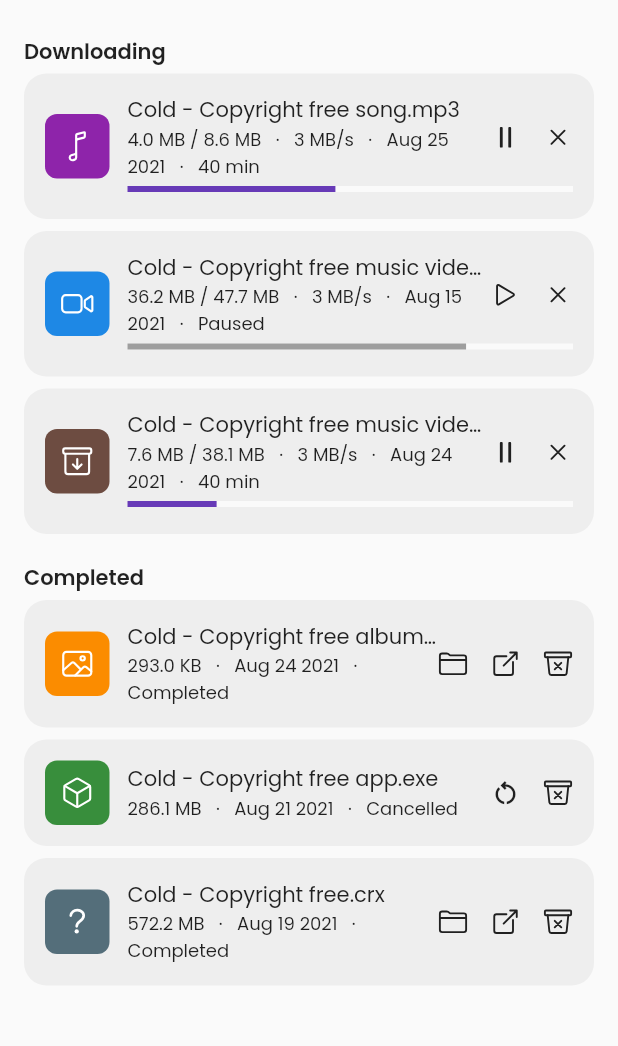
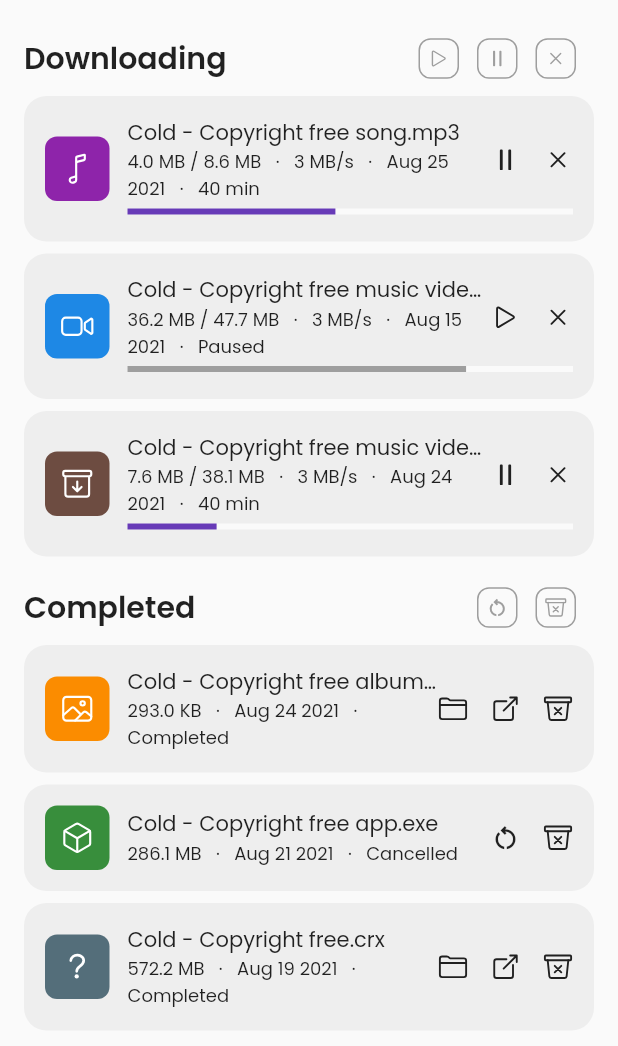
Before and after one commit to prateekmedia/fludm, a Flutter app: the screen it shows after launch, on a phone screen of 412 x 824 dp. Shown: the top 1046 px of the screen. Run offline on Flutter 3.47's test engine with Material 2 defaults, Android fonts, the phone set to English and light mode, and no system bars; our stand-ins replace ionicons.

Commit message:
Improve UI, add header button, add endItem in sidebar

```diff
--- a/lib/main.dart
+++ b/lib/main.dart
@@ -112,6 +112,10 @@ class _MyHomePageState extends State<MyHomePage> {
                 currentIndex = index;
                 setState(() {});
               },
+              endItem: SidebarItem(
+                icon: const Icon(Ionicons.settings_outline),
+                label: 'Settings',
+              ),
               start: Container(
                 margin: const EdgeInsets.symmetric(vertical: 24),
                 child: Text(
@@ -141,12 +145,34 @@ class _MyHomePageState extends State<MyHomePage> {
             child: ListView(
               padding: const EdgeInsets.symmetric(horizontal: 16, vertical: 24),
               children: [
-                if (currentIndex != 2) ...[
+                if (currentIndex <= 1) ...[
+                  Row(
+                    mainAxisAlignment: MainAxisAlignment.spaceBetween,
+                    children: [
                       Text(
                         "Downloading",
-                    style: context.textTheme.bodyText1!
+                        style: context.textTheme.headline6!
                             .copyWith(fontWeight: FontWeight.w600),
                       ),
+                      Row(
+                        children: const [
+                          HeaderButton(
+                            icon: Ionicons.play_outline,
+                            tooltip: 'Resume selected',
+                          ),
+                          HeaderButton(
+                            icon: Ionicons.pause_outline,
+                            tooltip: 'Pause selected',
+                          ),
+                          HeaderButton(
+                            icon: Ionicons.close_outline,
+                            tooltip: 'Cancel selected',
+                          ),
+                        ],
+                      ),
+                    ],
+                  ),
+                  const SizedBox(height: 6),
                   ...downloadItems
                       .where((element) => element.isDownloadingOrPaused)
                       .map(
@@ -154,16 +180,54 @@ class _MyHomePageState extends State<MyHomePage> {
                       ),
                   const SizedBox(height: 15),
                 ],
-                if (currentIndex != 1) ...[
+                if (currentIndex <= 2 && currentIndex != 1) ...[
+                  Row(
+                    mainAxisAlignment: MainAxisAlignment.spaceBetween,
+                    children: [
                       Text(
                         "Completed",
-                    style: context.textTheme.bodyText1!
+                        style: context.textTheme.headline6!
                             .copyWith(fontWeight: FontWeight.w600),
                       ),
+                      Row(
+                        children: const [
+                          HeaderButton(
+                            icon: Icons.restart_alt_outlined,
+                            tooltip: 'Restart selected',
+                          ),
+                          HeaderButton(
+                            icon: Ionicons.trash_bin_outline,
+                            tooltip: 'Delete selected',
+                          ),
+                        ],
+                      ),
+                    ],
+                  ),
+                  const SizedBox(height: 6),
                   ...downloadItems
                       .where((element) => element.isCancelledOrCompleted)
                       .map(
                         (item) => DownloadItemWidget(item: item),
+                      ),
+                ],
+                if (currentIndex == 3) ...[
+                  Row(
+                    mainAxisAlignment: MainAxisAlignment.spaceBetween,
+                    children: [
+                      Text(
+                        "Settings",
+                        style: context.textTheme.headline6!
+                            .copyWith(fontWeight: FontWeight.w600),
+                      ),
+                      Row(
+                        children: const [
+                          HeaderButton(
+                            icon: Icons.restart_alt_outlined,
+                            tooltip: 'Restore defaults',
+                          ),
+                        ],
+                      ),
+                    ],
                   ),
                 ],
               ],
@@ -174,3 +238,37 @@ class _MyHomePageState extends State<MyHomePage> {
     );
   }
 }
+
+class HeaderButton extends StatelessWidget {
+  final IconData icon;
+  final VoidCallback? onTap;
+  final String? tooltip;
+
+  const HeaderButton({
+    Key? key,
+    required this.icon,
+    this.onTap,
+    this.tooltip,
+  }) : super(key: key);
+
+  @override
+  Widget build(BuildContext context) {
+    Color color =
+        onTap != null ? context.textTheme.bodyText1!.color! : Colors.grey;
+    var child = Container(
+      padding: const EdgeInsets.all(5),
+      margin: const EdgeInsets.only(right: 12),
+      decoration: BoxDecoration(
+        borderRadius: BorderRadius.circular(8),
+        border: Border.all(color: color),
+      ),
+      child: Icon(icon, size: 15, color: color),
+    );
+    return tooltip != null
+        ? Tooltip(
+            message: tooltip!,
+            child: child,
+          )
+        : child;
+  }
+}
--- a/lib/widgets/sidebar.dart
+++ b/lib/widgets/sidebar.dart
@@ -3,7 +3,7 @@ import 'package:fludm/utils/utils.dart';
 
 class Sidebar extends StatelessWidget {
   final Widget? start;
-  final Widget? end;
+  final SidebarItem? endItem;
 
   /// The index of the current selected item from [items]
   final int currentIndex;
@@ -20,7 +20,7 @@ class Sidebar extends StatelessWidget {
     required this.currentIndex,
     required this.onTap,
     this.start,
-    this.end,
+    this.endItem,
   }) : super(key: key);
 
   @override
@@ -56,7 +56,14 @@ class Sidebar extends StatelessWidget {
                   .toList(),
             ),
           ),
-          if (end != null) end!,
+          if (endItem != null)
+            _SidebarItemBuilder(
+              label: endItem!.label,
+              icon: endItem!.icon,
+              margin: EdgeInsets.zero,
+              onTap: () => onTap(items.length),
+              isActive: currentIndex == items.length,
+            ),
         ],
       ),
     );
@@ -78,12 +85,14 @@ class _SidebarItemBuilder extends StatelessWidget {
   final String label;
   final bool isActive;
   final VoidCallback? onTap;
+  final EdgeInsets margin;
 
   const _SidebarItemBuilder({
     Key? key,
     required this.label,
     required this.icon,
     required this.isActive,
+    this.margin = const EdgeInsets.only(bottom: 15),
     this.onTap,
   }) : super(key: key);
 
@@ -93,7 +102,7 @@ class _SidebarItemBuilder extends StatelessWidget {
       onTap: onTap,
       child: Container(
         padding: const EdgeInsets.symmetric(horizontal: 15, vertical: 14),
-        margin: const EdgeInsets.only(bottom: 15),
+        margin: margin,
         decoration: BoxDecoration(
           color: isActive ? context.theme.canvasColor.withAlpha(130) : null,
           border: isActive
```
Lines whose indentation alone changed are shown as unchanged.
